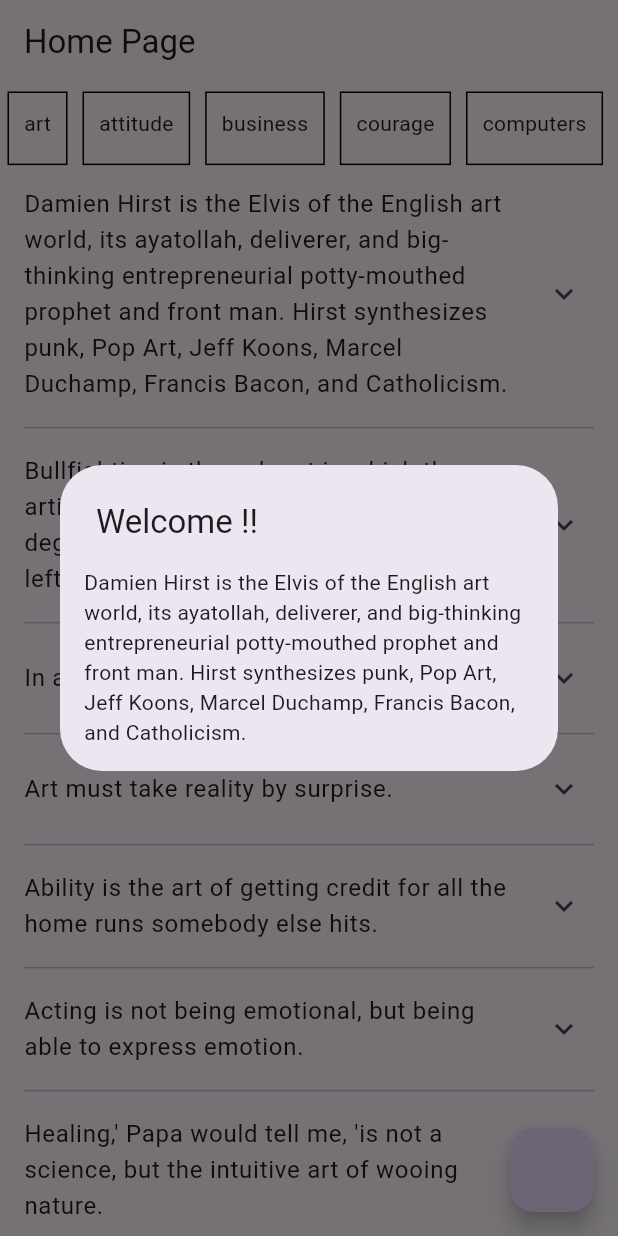
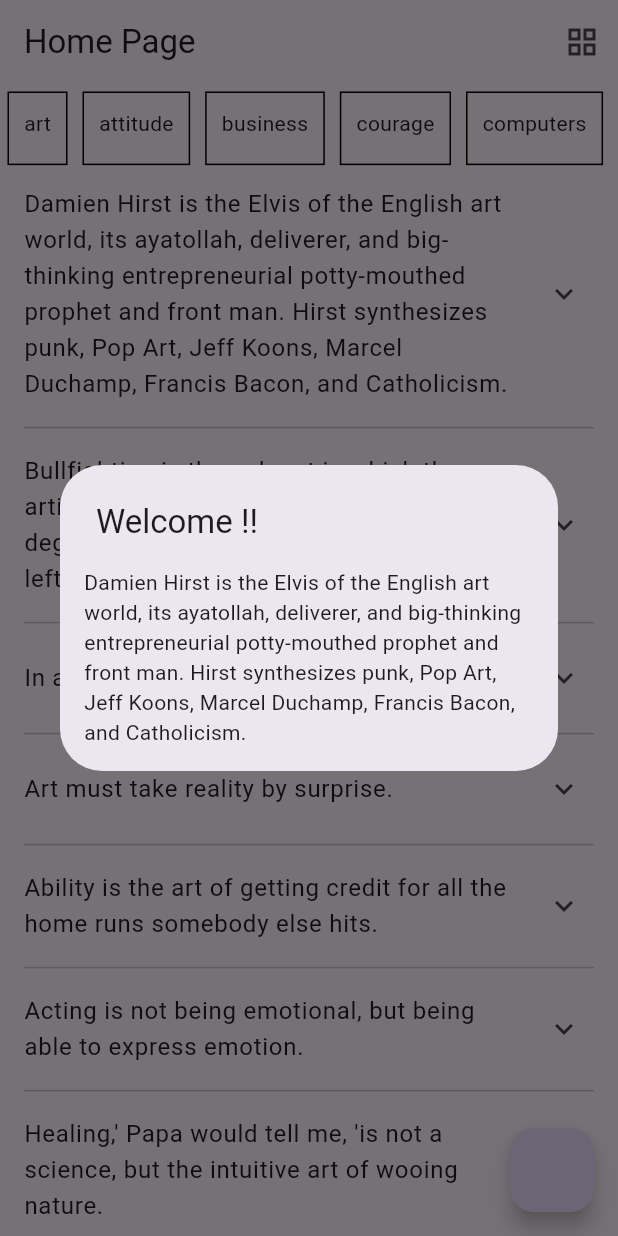
Before and after one commit to IamJayGondaliya/quotes_app, a Flutter app: the screen it shows after launch, on a phone screen of 412 x 824 dp. Run offline on Flutter 3.47's test engine with Material 3 defaults, Android fonts, the phone set to English and light mode, and no system bars.

Commit message:
ListView | GridView | Toggle | ScrollBar

```diff
--- a/lib/headers.dart
+++ b/lib/headers.dart
@@ -3,3 +3,4 @@ export 'app.dart';
 export 'package:quotes_app/routes/app_routes.dart';
 export 'package:quotes_app/pages/home_page/components/appbar.dart';
 export 'package:quotes_app/pages/home_page/components/dialogue_demo.dart';
+export 'package:quotes_app/utils/quote_utils.dart';
--- a/lib/pages/home_page/components/appbar.dart
+++ b/lib/pages/home_page/components/appbar.dart
@@ -2,8 +2,18 @@ import 'package:quotes_app/headers.dart';
 
 AppBar appBar({
   String title = "Home Page",
+  required bool isList,
+  required void Function() toggleList,
 }) {
   return AppBar(
     title: Text(title),
+    actions: [
+      IconButton(
+        onPressed: toggleList,
+        icon: Icon(
+          isList ? Icons.grid_view_outlined : Icons.list,
+        ),
+      ),
+    ],
   );
 }
--- /dev/null
+++ b/lib/pages/home_page/components/category_list.dart
@@ -0,0 +1,21 @@
+import 'package:quotes_app/headers.dart';
+
+Widget categoryList() {
+  return Expanded(
+    child: ListView(
+      scrollDirection: Axis.horizontal,
+      children: allCategories
+          .map(
+            (e) => Container(
+              margin: const EdgeInsets.all(5),
+              padding: const EdgeInsets.all(10),
+              decoration: BoxDecoration(
+                border: Border.all(),
+              ),
+              child: Text(e),
+            ),
+          )
+          .toList(),
+    ),
+  );
+}
--- /dev/null
+++ b/lib/pages/home_page/components/quotes_list_view.dart
@@ -0,0 +1,21 @@
+import 'package:quotes_app/headers.dart';
+
+Widget quotesListView() {
+  return Expanded(
+    flex: 12,
+    child: ListView.separated(
+      itemCount: allQuotes.length,
+      itemBuilder: (context, index) => ExpansionTile(
+        title: Text(allQuotes[index].quote),
+        children: [
+          Text("Author: ${allQuotes[index].author}"),
+          Text("Category: ${allQuotes[index].category}"),
+        ],
+      ),
+      separatorBuilder: (context, index) => const Divider(
+        indent: 16,
+        endIndent: 16,
+      ),
+    ),
+  );
+}
--- a/lib/pages/home_page/home_page.dart
+++ b/lib/pages/home_page/home_page.dart
@@ -5,6 +5,9 @@ import 'package:flutter/material.dart';
 import 'package:flutter/widgets.dart';
 import 'package:quotes_app/headers.dart';
 import 'package:quotes_app/modals/quote_modal.dart';
+import 'package:quotes_app/pages/home_page/components/category_list.dart';
+import 'package:quotes_app/pages/home_page/components/quotes_grid_view.dart';
+import 'package:quotes_app/pages/home_page/components/quotes_list_view.dart';
 import 'package:quotes_app/utils/quote_utils.dart';
 
 class HomePage extends StatefulWidget {
@@ -49,51 +52,27 @@ class _HomePageState extends State<HomePage> {
         showRandomQuote();
       },
     );
-
     super.initState();
   }
+
+  bool _isList = true;
 
   @override
   Widget build(BuildContext context) {
     return Scaffold(
-      appBar: appBar(),
+      appBar: appBar(
+        isList: _isList,
+        toggleList: () {
+          _isList = !_isList;
+          setState(() {});
+        },
+      ),
       body: Column(
         children: [
           //Categories
-          Expanded(
-            child: ListView(
-              scrollDirection: Axis.horizontal,
-              children: allCategories
-                  .map(
-                    (e) => Container(
-                      margin: const EdgeInsets.all(5),
-                      padding: const EdgeInsets.all(10),
-                      decoration: BoxDecoration(
-                        border: Border.all(),
-                      ),
-                      child: Text(e),
-                    ),
-                  )
-                  .toList(),
-            ),
-          ),
-          Expanded(
-            flex: 12,
-            child: ListView.separated(
-              itemCount: allQuotes.length,
-              itemBuilder: (context, index) => ExpansionTile(
-                title: Text(allQuotes[index].quote),
-                children: [
-                  Text("Author: ${allQuotes[index].author}"),
-                  Text("Category: ${allQuotes[index].category}"),
-                ],
-              ),
-              separatorBuilder: (context, index) => const Divider(
-                indent: 16,
-                endIndent: 16,
-              ),
-            ),
-          ),
+          categoryList(),
+          //Quotes
+          _isList ? quotesListView() : quotesGridView(),
         ],
       ),
       floatingActionButton: FloatingActionButton(
```
Also changed, not shown: lib/pages/home_page/components/quotes_grid_view.dart (added, +41 -0 lines).
